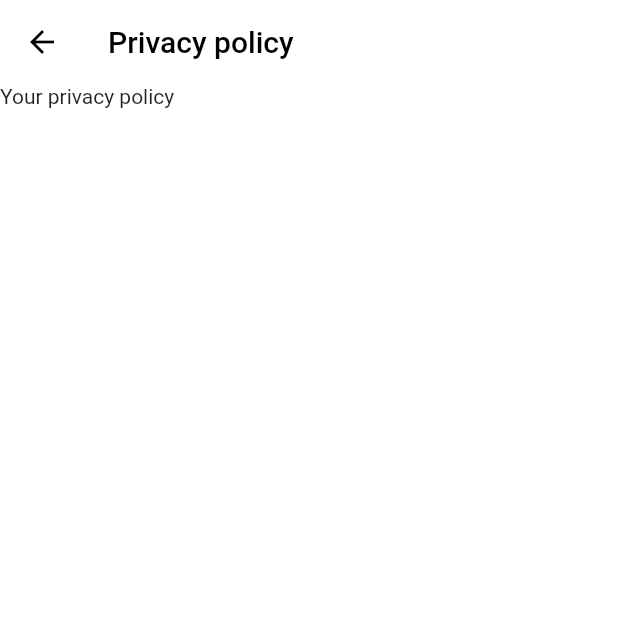
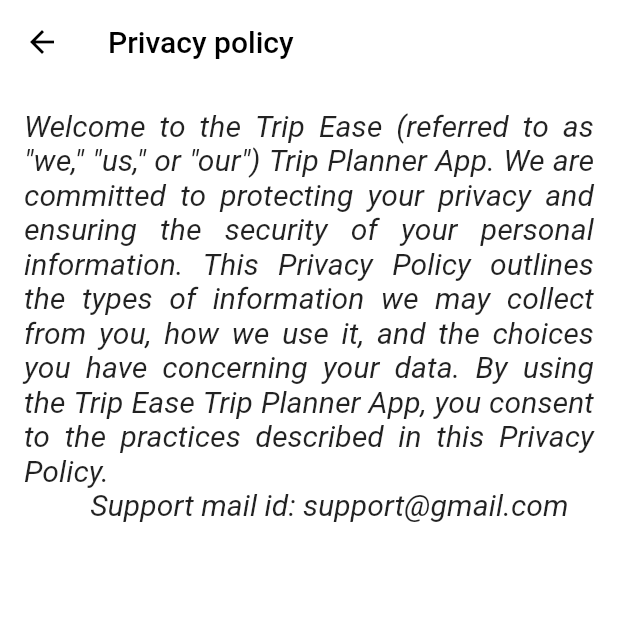
Before and after one commit to ashinps/trip_ease_project, a Flutter app: the PrivacyPolicy screen opened directly, on a phone screen of 412 x 824 dp, the top half of it. Run offline on Flutter 3.47's test engine with Material 2 defaults, Android fonts, the light colour scheme and no system bars; our stand-ins replace firebase_auth, firebase_core, google_maps_flutter, google_sign_in, shared_preferences; accounts and stored records are empty; network calls fail; statements that could not run were skipped.

Commit message:
Initial commit

```diff
--- a/lib/Screens/privacy_policy/privacy_policy.dart
+++ b/lib/Screens/privacy_policy/privacy_policy.dart
@@ -6,8 +6,23 @@
   @override
   Widget build(BuildContext context) {
     return Scaffold(
-      appBar: AppBar(title: Text('Privacy policy'),),
-      body: Text('Your privacy policy'),
-    );
+        appBar: AppBar(
+          title: Text('Privacy policy'),
+        ),
+        body: const SingleChildScrollView(
+            padding: EdgeInsets.all(16.0),
+            child: Text(
+              // Insert your privacy policy text here
+              '''Welcome to the Trip Ease (referred to as "we," "us," or "our") Trip Planner App. We are committed to protecting your privacy and ensuring the security of your personal information. This Privacy Policy outlines the types of information we may collect from you, how we use it, and the choices you have concerning your data. By using the Trip Ease Trip Planner App, you consent to the practices described in this Privacy Policy.
+         Support mail id: support@gmail.com
+          ''',
+              style: TextStyle(
+                fontSize: 20.0,
+                fontStyle: FontStyle.italic,
+              ),
+              textAlign: TextAlign.justify, // Set text alignment to justify
+            ),
+            ),
+        );
   }
 }
--- a/lib/Screens/welcome_page/welcome_page.dart
+++ b/lib/Screens/welcome_page/welcome_page.dart
@@ -1,5 +1,5 @@
 import 'package:flutter/material.dart';
-import 'package:trip_ease_project/Screens/Home/homepage.dart';
+import 'package:trip_ease_project/screens/Home/homepage.dart';
 import 'package:shared_preferences/shared_preferences.dart';
 import '../login/sign_in.dart';
 import '../Login/login_page.dart';
--- a/lib/main.dart
+++ b/lib/main.dart
@@ -1,11 +1,13 @@
+import 'package:firebase_core/firebase_core.dart';
 import 'package:flutter/material.dart';
 import 'package:provider/provider.dart';
 import 'package:trip_ease_project/Screens/Home/homepage.dart';
-import 'package:trip_ease_project/Screens/home/maps.dart';
 import 'package:trip_ease_project/utils/theme_provider.dart';
 import '/Screens/Splash/splashscreen.dart';
 
 main() async{
+  WidgetsFlutterBinding.ensureInitialized();
+  await Firebase.initializeApp();
   runApp(
       MultiProvider(providers: [
         ChangeNotifierProvider(
@@ -25,7 +27,7 @@
     title: 'Trip Ease',
     debugShowCheckedModeBanner: false,
     theme: Provider.of<ThemeProvider>(context).themeData,
-    home: Splash()
+    home:const Splash()
     );
     }
 }
--- a/pubspec.yaml
+++ b/pubspec.yaml
@@ -35,8 +35,6 @@
   # The following adds the Cupertino Icons font to your application.
   # Use with the CupertinoIcons class for iOS style icons.
   cupertino_icons: ^1.0.2
-  firebase_core: ^2.15.0
-  firebase_auth: ^4.7.2
   google_sign_in: ^6.1.4
   shared_preferences: ^2.2.0
   provider: ^6.0.5
@@ -45,6 +43,8 @@
   http: ^1.1.0
   cached_network_image: ^3.2.3
   google_maps_flutter: ^2.5.0
+  firebase_core: ^2.15.1
+  firebase_auth: ^4.9.0
 
 
 dev_dependencies:
```
Also changed, not shown: lib/Screens/home/grid.dart (+8 -8 lines), pubspec.lock, 4 other files. Lines whose indentation alone changed are shown as unchanged.
